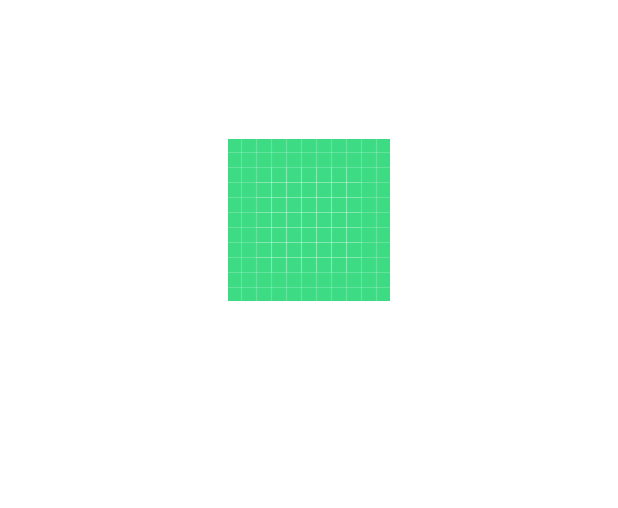
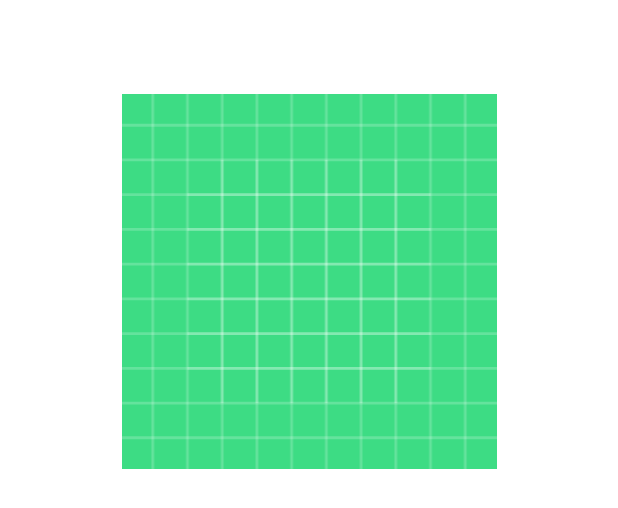
Before and after one commit to Fjedern/Drink_app, an Android app: the layout activity_show_drink_recipie.xml on its own in the app's theme, with its tools: preview values and no code run, on a phone screen of 412 x 824 dp. Shown: the top 508 px of the screen. Run offline under Robolectric (Android 15) with nearby library versions, the phone set to English and light mode, and no system bars.

Commit message:
ShowDrinkRecipe image fix

```diff
--- a/Drink_appAndroid/app/src/main/res/layout/activity_show_drink_recipie.xml
+++ b/Drink_appAndroid/app/src/main/res/layout/activity_show_drink_recipie.xml
@@ -11,18 +11,20 @@
         android:id="@+id/tv_drink_name"
         android:layout_width="0dp"
         android:layout_height="wrap_content"
-        android:layout_marginTop="40dp"
+        android:layout_marginTop="10dp"
         android:textSize="24sp"
         app:layout_constraintEnd_toEndOf="parent"
         app:layout_constraintStart_toStartOf="parent"
         app:layout_constraintTop_toTopOf="parent"
-        tools:textAlignment="center" />
+        tools:textAlignment="center"
+        android:gravity="center" />
 
     <ImageView
         android:id="@+id/iv_drink_image"
-        android:layout_width="wrap_content"
-        android:layout_height="wrap_content"
+        android:layout_width="0dp"
+        android:layout_height="250dp"
         android:layout_marginTop="20dp"
+        android:scaleType="fitCenter"
         android:src="@drawable/ic_home_background"
         app:layout_constraintEnd_toEndOf="parent"
         app:layout_constraintStart_toStartOf="parent"
```
Also changed, not shown: Drink_appAndroid/app/src/main/java/com/example/drink_app/ShowDrinkRecipe.kt (+11 -10 lines).
